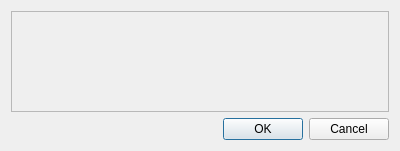
Old version of the form src/corelibs/U2View/src/ov_msa/ui/ColorSchemaDialog.ui in the repository violethaze74/ugene.
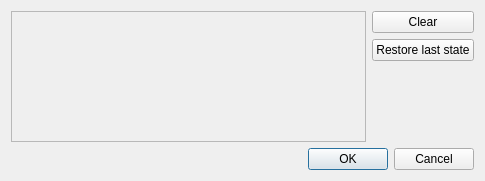
New version of the form.

Patch:
```diff
--- a/src/corelibs/U2View/src/ov_msa/ui/ColorSchemaDialog.ui
+++ b/src/corelibs/U2View/src/ov_msa/ui/ColorSchemaDialog.ui
@@ -6,8 +6,8 @@
    <rect>
     <x>0</x>
     <y>0</y>
-    <width>400</width>
-    <height>151</height>
+    <width>485</width>
+    <height>181</height>
    </rect>
   </property>
   <property name="windowTitle">
@@ -15,7 +15,15 @@
   </property>
   <layout class="QVBoxLayout" name="verticalLayout">
    <item>
+    <layout class="QHBoxLayout" name="horizontalLayout_2">
+     <item>
     <widget class="QFrame" name="alphabetColorsFrame">
+       <property name="sizePolicy">
+        <sizepolicy hsizetype="Expanding" vsizetype="Preferred">
+         <horstretch>0</horstretch>
+         <verstretch>0</verstretch>
+        </sizepolicy>
+       </property>
      <property name="frameShape">
       <enum>QFrame::StyledPanel</enum>
      </property>
@@ -23,6 +31,39 @@
       <enum>QFrame::Raised</enum>
      </property>
     </widget>
+     </item>
+     <item>
+      <layout class="QVBoxLayout" name="verticalLayout_3">
+       <item>
+        <widget class="QPushButton" name="clearButton">
+         <property name="text">
+          <string>Clear</string>
+         </property>
+        </widget>
+       </item>
+       <item>
+        <widget class="QPushButton" name="restoreButton">
+         <property name="text">
+          <string>Restore last state</string>
+         </property>
+        </widget>
+       </item>
+       <item>
+        <spacer name="verticalSpacer">
+         <property name="orientation">
+          <enum>Qt::Vertical</enum>
+         </property>
+         <property name="sizeHint" stdset="0">
+          <size>
+           <width>20</width>
+           <height>40</height>
+          </size>
+         </property>
+        </spacer>
+       </item>
+      </layout>
+     </item>
+    </layout>
    </item>
    <item>
     <widget class="QDialogButtonBox" name="buttonBox">
```
Left out of the diff: 5 changed lines with no effect on the pictures. Lines whose indentation alone changed are shown as unchanged.
